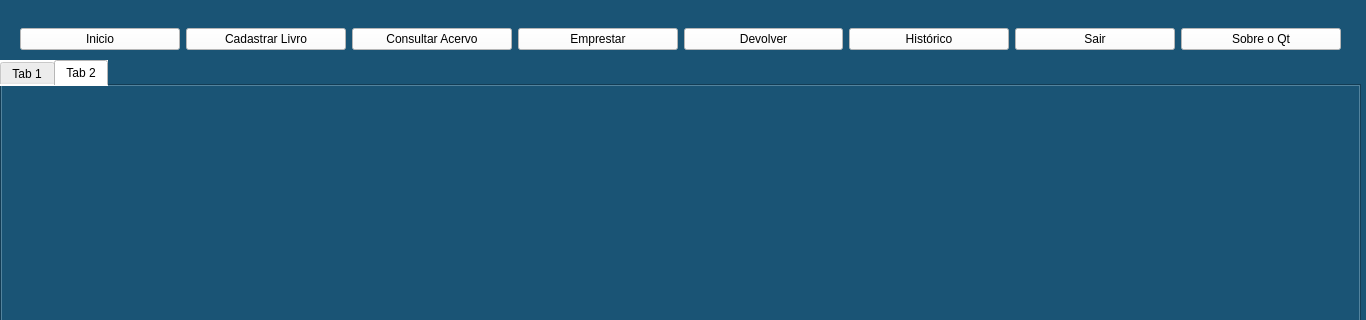
Qt form mainwindow.ui (JoseC14/BiblioDeskC) before a commit; both pictures show x 0 to 1366 and y 0 to 320 of the 1366 by 768 pixel window.
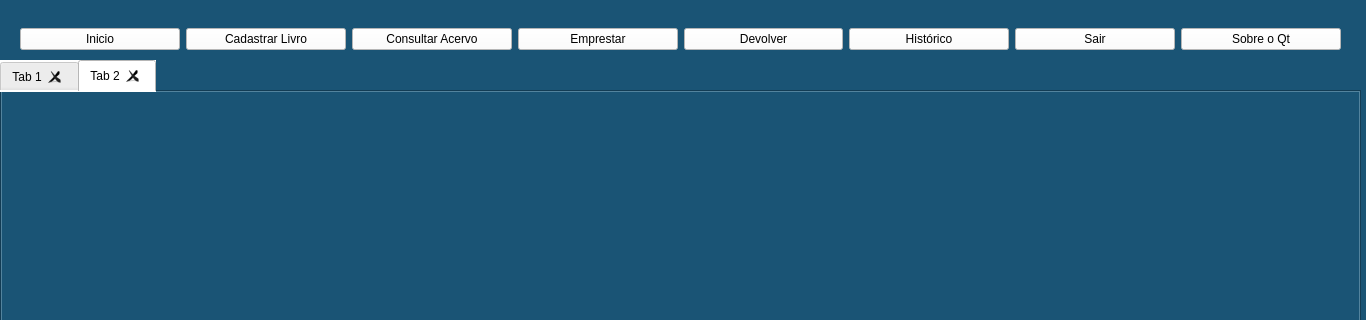
The same form after that commit. The open tabs and pages were chosen to show the change. Icons and pictures are not drawn.

Commit message: Criado tela de consultar acervo e feitotabWindow fechavel

```diff
--- a/mainwindow.ui
+++ b/mainwindow.ui
@@ -171,8 +171,20 @@
       <height>691</height>
      </rect>
     </property>
+    <property name="tabPosition">
+     <enum>QTabWidget::North</enum>
+    </property>
+    <property name="tabShape">
+     <enum>QTabWidget::Rounded</enum>
+    </property>
     <property name="currentIndex">
-     <number>0</number>
+     <number>1</number>
+    </property>
+    <property name="tabsClosable">
+     <bool>true</bool>
+    </property>
+    <property name="movable">
+     <bool>true</bool>
     </property>
     <widget class="QWidget" name="tab">
      <attribute name="title">
```
The commit also changes 7 other files.
